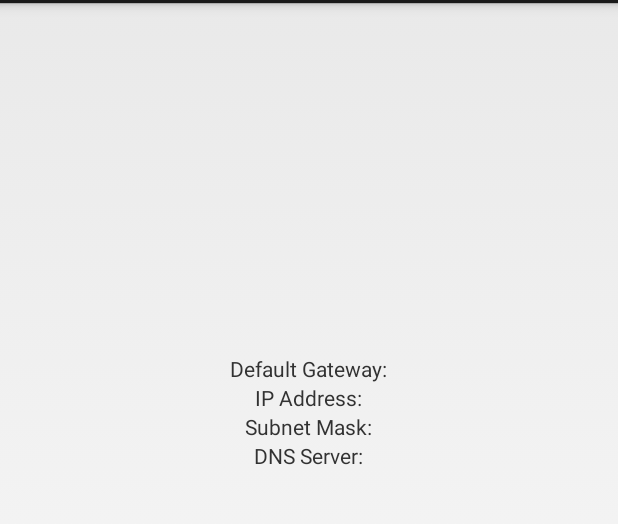
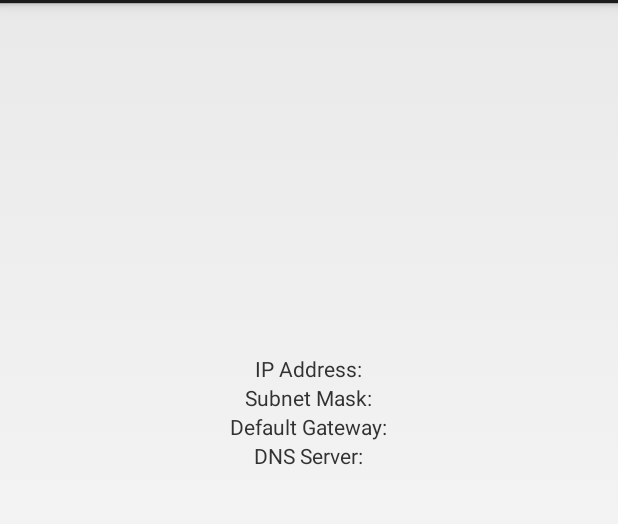
Before and after one commit to l50/ViewComponent, an Android app: the layout client_settings_layout.xml on its own in the app's theme, with its tools: preview values and no code run, on a phone screen of 412 x 824 dp, the part 69-593 px from its top. Run offline under Robolectric (Android 15) with nearby library versions, the phone set to English and light mode, and no system bars.

Commit message:
Fixed ordering of elements in layout

```diff
--- a/app/src/main/res/layout/client_settings_layout.xml
+++ b/app/src/main/res/layout/client_settings_layout.xml
@@ -7,7 +7,7 @@
         android:id="@+id/clientip"
         android:layout_width="wrap_content"
         android:layout_height="wrap_content"
-        android:text="@string/ip_addr"
+        android:text="@string/subnet_mask"
         android:layout_below="@+id/clientgw"
         android:layout_centerHorizontal="true"/>
 
@@ -15,7 +15,7 @@
         android:id="@+id/clientnetmask"
         android:layout_width="wrap_content"
         android:layout_height="wrap_content"
-        android:text="@string/subnet_mask"
+        android:text="@string/gw"
         android:layout_below="@+id/clientip"
         android:layout_centerHorizontal="true"/>
 
@@ -23,7 +23,7 @@
         android:id="@+id/clientgw"
         android:layout_width="wrap_content"
         android:layout_height="wrap_content"
-        android:text="@string/gw"
+        android:text="@string/ip_addr"
         android:layout_alignParentTop="true"
         android:layout_centerHorizontal="true"
         android:layout_marginTop="234dp"/>
```
